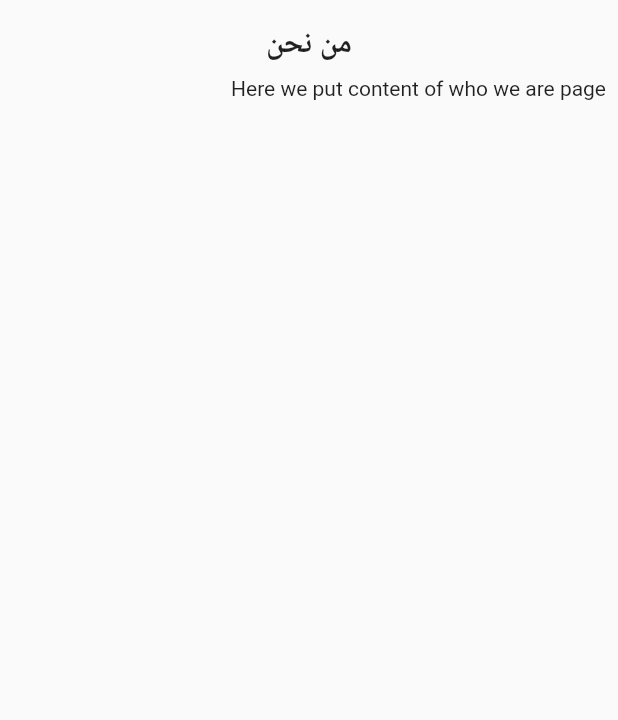
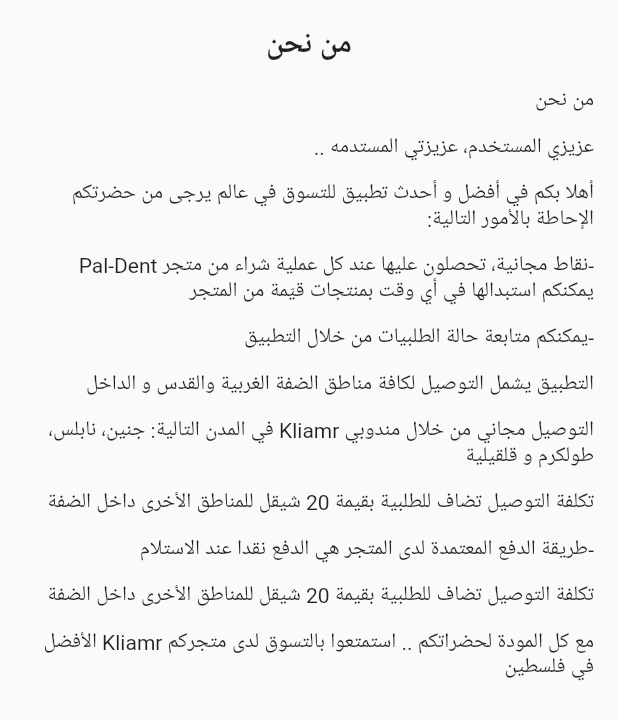
Before and after one commit to HazemSala7/max_chicken, a Flutter app: the Profile widget shown alone on an empty page, opened directly, after a tap on "معلومات عنا", on a phone screen of 412 x 824 dp. Shown: the top 720 px of the screen. Run offline on Flutter 3.47's test engine with Material 2 defaults, Android fonts, the phone set to English and light mode, and no system bars; drawn by our look-alikes of flutter_html; our stand-ins replace curved_navigation_bar, double_back_to_close_app, easy_localization, firebase_core, firebase_messaging, flutter_image_slideshow and 8 more; missing offline and left inert: fluid_bottom_nav_bar; accounts and stored records are empty; generated files the repository leaves out were written again; network calls fail; Roboto replaces fonts that are missing (Tajawal).

```diff
--- a/lib/pages/buy_now/buy_now.dart
+++ b/lib/pages/buy_now/buy_now.dart
@@ -184,10 +184,13 @@ class _BuyNowState extends State<BuyNow> {
             'area': areaController.text,
             'city': cityController.text,
             'near': nearofController.text,
+            'sum': widget.total.toString(),
           },
           headers: headers);
 
       var data = json.decode(response.body.toString());
+      print("data");
+      print(data);
       if (data['status'] == 'true') {
         Navigator.of(context, rootNavigator: true).pop();
         Fluttertoast.showToast(msg: AppLocalizations.of(context)!.req_suc);
--- a/lib/pages/home_screen/tabs/profile/profile.dart
+++ b/lib/pages/home_screen/tabs/profile/profile.dart
@@ -53,11 +53,11 @@ class _ProfileState extends State<Profile> {
               child: Column(
                 children: [
                   addressMethod(name: "الملخص"),
-                  lineMethod(),
-                  profileCard(
-                      name: "الطلبيات",
-                      iconornot: false,
-                      image: "assets/checkout.png"),
+                  // lineMethod(),
+                  // profileCard(
+                  //     name: "الطلبيات",
+                  //     iconornot: false,
+                  //     image: "assets/checkout.png"),
                   lineMethod(),
                   profileCard(
                       name: "السله",
@@ -104,12 +104,12 @@ class _ProfileState extends State<Profile> {
               child: Column(
                 children: [
                   addressMethod(name: "حسابي"),
-                  lineMethod(),
-                  profileCard(
-                    name: "المعلومات الشخصيه",
-                    icon: Icons.person,
-                    iconornot: true,
-                  ),
+                  // lineMethod(),
+                  // profileCard(
+                  //   name: "المعلومات الشخصيه",
+                  //   icon: Icons.person,
+                  //   iconornot: true,
+                  // ),
                   lineMethod(),
                   Login
                       ? profileCard(
@@ -157,12 +157,12 @@ class _ProfileState extends State<Profile> {
               child: Column(
                 children: [
                   addressMethod(name: "المزيد"),
-                  lineMethod(),
-                  profileCard(
-                    name: "للمساعده & التواصل",
-                    icon: Icons.person,
-                    iconornot: true,
-                  ),
+                  // lineMethod(),
+                  // profileCard(
+                  //   name: "للمساعده & التواصل",
+                  //   icon: Icons.person,
+                  //   iconornot: true,
+                  // ),
                   lineMethod(),
                   profileCard(
                       name: "معلومات عنا",
--- a/lib/pages/who/who.dart
+++ b/lib/pages/who/who.dart
@@ -1,6 +1,7 @@
 import 'dart:convert';
 import 'package:flutter_gen/gen_l10n/app_localizations.dart';
 import 'package:flutter/material.dart';
+import 'package:flutter_html/flutter_html.dart';
 // import 'package:flutter_html/flutter_html.dart';
 import 'package:http/http.dart' as http;
 import 'package:trendyol/constants/constants.dart';
@@ -34,7 +35,7 @@ class WhoWeAre extends StatelessWidget {
                     ),
                     Container(
                       width: double.infinity,
-                      child: Text("Here we put content of who we are page"),
+                      child: text(),
                     )
                   ],
                 ),
@@ -46,7 +47,26 @@ class WhoWeAre extends StatelessWidget {
     );
   }
 
-  // Html text(String privacy) {
-  //   return Html(data: privacy);
-  // }
+  Html text() {
+    return Html(data: _htmlContent);
+  }
+
+  final _htmlContent = """
+  <div>
+    <p>من نحن</p>
+    <p>عزيزي المستخدم، عزيزتي  المستدمه ..</p>
+    <p>أهلا بكم في أفضل و أحدث تطبيق للتسوق في عالم
+يرجى من حضرتكم الإحاطة بالأمور التالية:</p>
+    <p>-نقاط مجانية، تحصلون عليها عند كل عملية شراء من متجر Pal-Dent يمكنكم استبدالها في أي وقت بمنتجات قيّمة من المتجر
+</p>
+    <p>-يمكنكم متابعة حالة الطلبيات من خلال التطبيق </p>
+    <p>التطبيق يشمل التوصيل لكافة مناطق الضفة الغربية والقدس و الداخل</p>
+    <p>التوصيل مجاني من خلال مندوبي Kliamr في المدن التالية:
+جنين، نابلس، طولكرم و قلقيلية</p>
+    <p>تكلفة التوصيل تضاف للطلبية بقيمة 20 شيقل للمناطق الأخرى داخل الضفة</p>
+    <p>-طريقة الدفع المعتمدة لدى المتجر هي الدفع نقدا عند الاستلام</p>
+    <p>تكلفة التوصيل تضاف للطلبية بقيمة 20 شيقل للمناطق الأخرى داخل الضفة</p>
+    <p>مع كل المودة لحضراتكم .. استمتعوا بالتسوق لدى متجركم Kliamr الأفضل في فلسطين</p>
+  </div>
+  """;
 }
--- a/pubspec.yaml
+++ b/pubspec.yaml
@@ -15,7 +15,7 @@ publish_to: "none" # Remove this line if you wish to publish to pub.dev
 # In iOS, build-name is used as CFBundleShortVersionString while build-number used as CFBundleVersion.
 # Read more about iOS versioning at
 # https://developer.apple.com/library/archive/documentation/General/Reference/InfoPlistKeyReference/Articles/CoreFoundationKeys.html
-version: 1.0.0+3
+version: 1.0.0+4
 
 environment:
   sdk: ">=2.17.6 <3.0.0"
@@ -50,6 +50,7 @@ dependencies:
   curved_navigation_bar: ^1.0.3
   google_maps_flutter: ^2.3.0
   location: ^4.4.0
+  flutter_html: ^3.0.0-alpha.3
 
 dependency_overrides:
   intl: ^0.17.0
```
Also changed, not shown: lib/pages/privacy_policy/privacy_policy.dart (+19 -8 lines), pubspec.lock.
